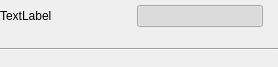
First picture: the form in gui/ui/menu_header.ui, repository analogdevicesinc/scopy, before the edit.
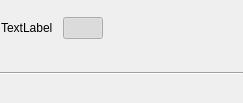
Second picture: the form after the edit. Custom widgets are drawn as their Qt base class.

Commit message:
gui/MenuHeader: Added a feature to customize the header of a generic menu.
Added the functionality to customize the menu header of a generic menu.
I changed the QHBoxLayout with a StackedWidget to keep the old behavior and
to provide the possibility to add a new widget.

```diff
--- a/gui/ui/menu_header.ui
+++ b/gui/ui/menu_header.ui
@@ -6,8 +6,8 @@
    <rect>
     <x>0</x>
     <y>0</y>
-    <width>278</width>
-    <height>67</height>
+    <width>243</width>
+    <height>103</height>
    </rect>
   </property>
   <property name="windowTitle">
@@ -27,18 +27,47 @@
     <number>10</number>
    </property>
    <item>
-    <layout class="QHBoxLayout" name="hLayout">
+    <widget class="QStackedWidget" name="stackedWidget">
+     <property name="sizePolicy">
+      <sizepolicy hsizetype="Fixed" vsizetype="Fixed">
+       <horstretch>0</horstretch>
+       <verstretch>0</verstretch>
+      </sizepolicy>
+     </property>
+     <property name="currentIndex">
+      <number>0</number>
+     </property>
+     <widget class="QWidget" name="page">
+      <property name="sizePolicy">
+       <sizepolicy hsizetype="Fixed" vsizetype="Fixed">
+        <horstretch>0</horstretch>
+        <verstretch>0</verstretch>
+       </sizepolicy>
+      </property>
+      <layout class="QHBoxLayout" name="horizontalLayout">
      <property name="spacing">
       <number>10</number>
      </property>
+       <property name="leftMargin">
+        <number>1</number>
+       </property>
      <property name="topMargin">
-      <number>0</number>
+        <number>1</number>
      </property>
      <property name="rightMargin">
       <number>15</number>
      </property>
+       <property name="bottomMargin">
+        <number>1</number>
+       </property>
      <item>
       <widget class="QLabel" name="lblTitle">
+         <property name="sizePolicy">
+          <sizepolicy hsizetype="Fixed" vsizetype="Fixed">
+           <horstretch>0</horstretch>
+           <verstretch>0</verstretch>
+          </sizepolicy>
+         </property>
        <property name="text">
         <string>TextLabel</string>
        </property>
@@ -61,6 +90,8 @@
       </widget>
      </item>
     </layout>
+     </widget>
+    </widget>
    </item>
    <item>
     <spacer name="vSpacer">
```
Lines whose indentation alone changed are shown as unchanged. The commit also changes 4 other files.
